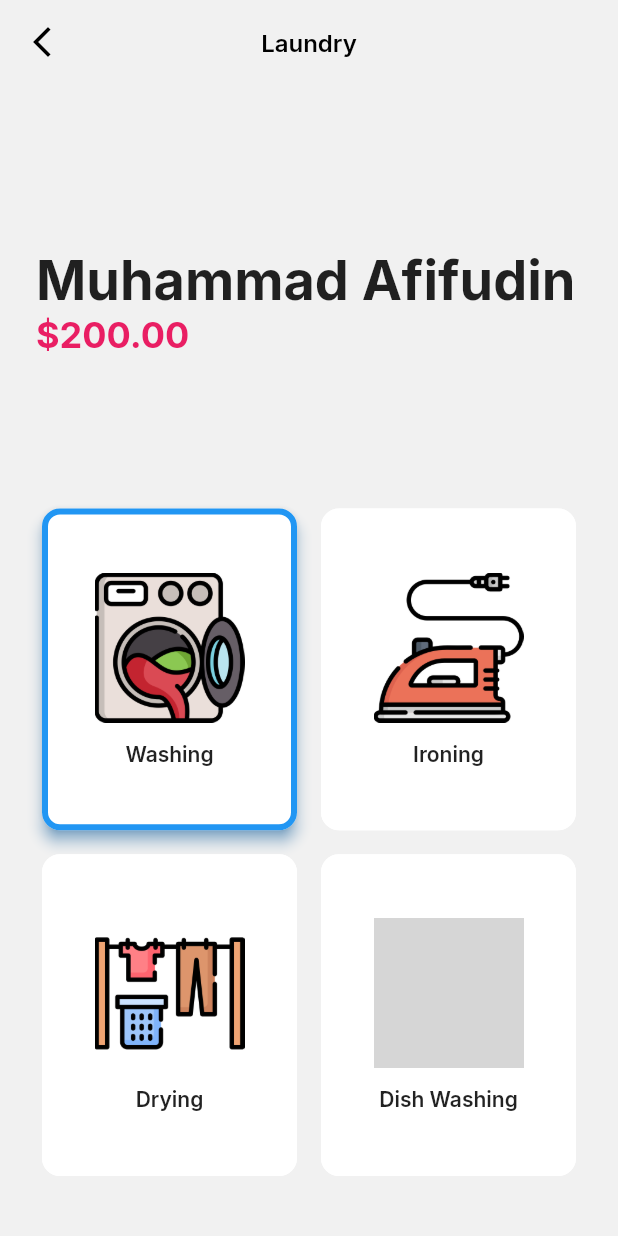
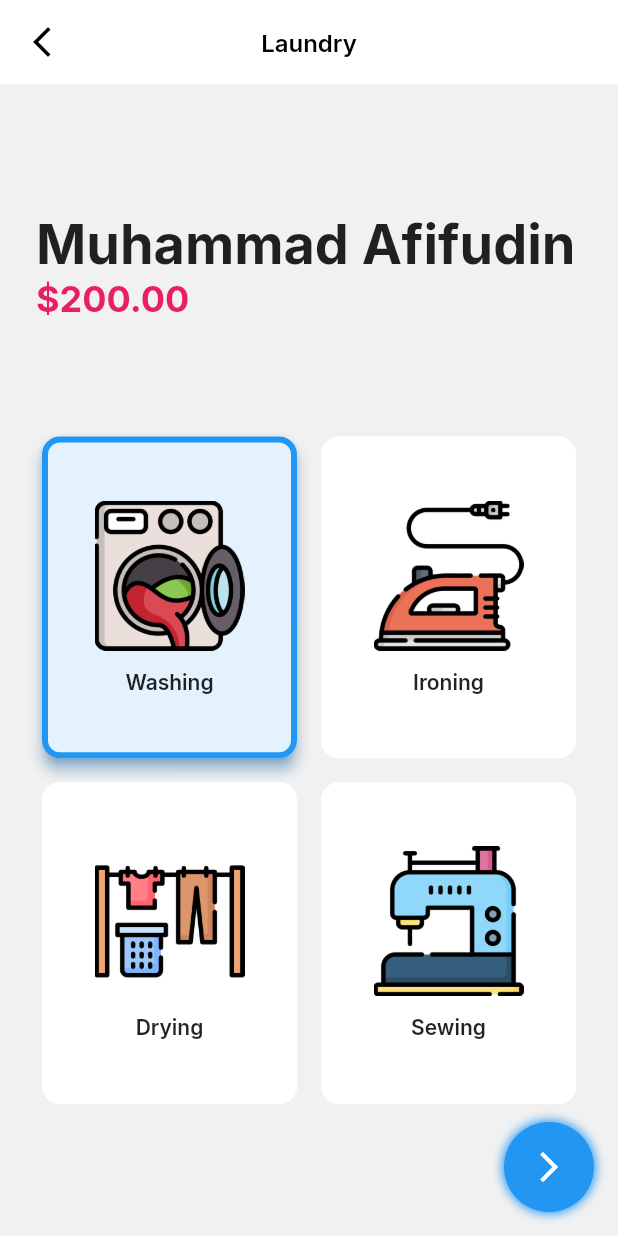
Before and after one commit to afifcodes/flutter-laundry-app, a Flutter app: the screen it shows after launch, after a tap on "Washing", on a phone screen of 412 x 824 dp. Run offline on Flutter 3.47's test engine with Material 2 defaults, Android fonts, the phone set to English and light mode, and no system bars; our stand-ins replace google_fonts; grey boxes are pictures that could not be loaded.

```diff
--- a/lib/main.dart
+++ b/lib/main.dart
@@ -1,9 +1,21 @@
 import 'package:flutter/material.dart';
+import 'package:flutter_laundry_app/pages/details.dart';
+import 'package:flutter_laundry_app/pages/picktime.dart';
 import 'package:flutter_laundry_app/utils/fade_animation.dart';
+import 'package:flutter_laundry_app/utils/slide_route.dart';
 import 'package:google_fonts/google_fonts.dart';
 
-void main() =>
-    runApp(const MaterialApp(debugShowCheckedModeBanner: false, home: MyApp()));
+void main() => runApp(MaterialApp(
+      debugShowCheckedModeBanner: false,
+      onGenerateRoute: (settings) {
+        if (settings.name == '/detail') {
+          return RouteAnimation.slide(settings, const DetailPage());
+        } else if (settings.name == '/picktime') {
+          return RouteAnimation.slide(settings, const PickTimePage());
+        }
+        return RouteAnimation.slide(settings, const MyApp());
+      },
+    ));
 
 class MyApp extends StatefulWidget {
   const MyApp({Key? key}) : super(key: key);
@@ -17,7 +29,7 @@ class _MyAppState extends State<MyApp> {
     {'name': 'Washing', 'image': 'washing.png'},
     {'name': 'Ironing', 'image': 'iron.png'},
     {'name': 'Drying', 'image': 'drying.png'},
-    {'name': 'Dish Washing', 'image': 'dishwashing.png'},
+    {'name': 'Sewing', 'image': 'sewing.png'},
   ];
 
   int? selected;
@@ -32,7 +44,7 @@ class _MyAppState extends State<MyApp> {
     return Scaffold(
       backgroundColor: const Color(0xffF1F1F1),
       appBar: AppBar(
-        backgroundColor: const Color(0xffF1F1F1),
+        backgroundColor: Colors.white,
         elevation: 0,
         centerTitle: true,
         title: Text('Laundry',
@@ -45,6 +57,25 @@ class _MyAppState extends State<MyApp> {
           onPressed: () {},
         ),
       ),
+      floatingActionButton: selected != null
+          ? GestureDetector(
+              onTap: () {
+                Navigator.pushNamed(context, '/detail');
+              },
+              child: Container(
+                  height: 60,
+                  width: 60,
+                  decoration: const BoxDecoration(
+                      color: Colors.blue,
+                      shape: BoxShape.circle,
+                      boxShadow: [
+                        BoxShadow(
+                            color: Colors.blue, blurRadius: 5, spreadRadius: 1)
+                      ]),
+                  child:
+                      const Icon(Icons.arrow_forward_ios, color: Colors.white)),
+            )
+          : const SizedBox(),
       body: Container(
         padding: const EdgeInsets.all(24),
         width: double.infinity,
@@ -70,6 +101,7 @@ class _MyAppState extends State<MyApp> {
             ),
             const Spacer(),
             GridView.builder(
+                physics: const BouncingScrollPhysics(),
                 shrinkWrap: true,
                 padding: const EdgeInsets.symmetric(vertical: 12),
                 gridDelegate: const SliverGridDelegateWithFixedCrossAxisCount(
@@ -88,6 +120,9 @@ class _MyAppState extends State<MyApp> {
                     child: FadeAnimation(
                       delay: 300 * (index + 1),
                       child: Card(
+                        color: selected == index
+                            ? Colors.blue.shade50
+                            : Colors.white,
                         shadowColor: Colors.blue,
                         elevation: selected == index ? 4 : 0,
                         shape: RoundedRectangleBorder(
@@ -116,7 +151,8 @@ class _MyAppState extends State<MyApp> {
                       ),
                     ),
                   );
-                })
+                }),
+            const SizedBox(height: 48)
           ],
         ),
       ),
```
